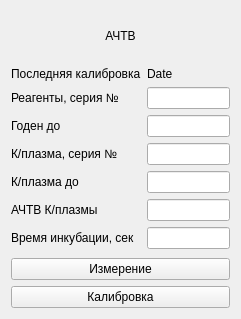
Before: the Qt Designer form choisedialog/ko2.ui in krang4d/Agrekola, drawn with Qt 5.
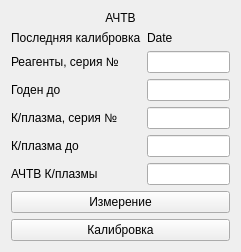
After: the same form once the commit is applied.

Diff of the .ui file:
```diff
--- a/choisedialog/ko2.ui
+++ b/choisedialog/ko2.ui
@@ -7,7 +7,7 @@
     <x>0</x>
     <y>0</y>
     <width>241</width>
-    <height>319</height>
+    <height>240</height>
    </rect>
   </property>
   <property name="windowTitle">
@@ -126,19 +126,6 @@
      <item row="5" column="1">
       <widget class="QLineEdit" name="lineEdit_22"/>
      </item>
-     <item row="6" column="0">
-      <widget class="QLabel" name="label_26">
-       <property name="text">
-        <string>Время инкубации, сек</string>
-       </property>
-       <property name="buddy">
-        <cstring>lineEdit_2</cstring>
-       </property>
-      </widget>
-     </item>
-     <item row="6" column="1">
-      <widget class="QLineEdit" name="lineEdit_2"/>
-     </item>
     </layout>
    </item>
    <item>
```
